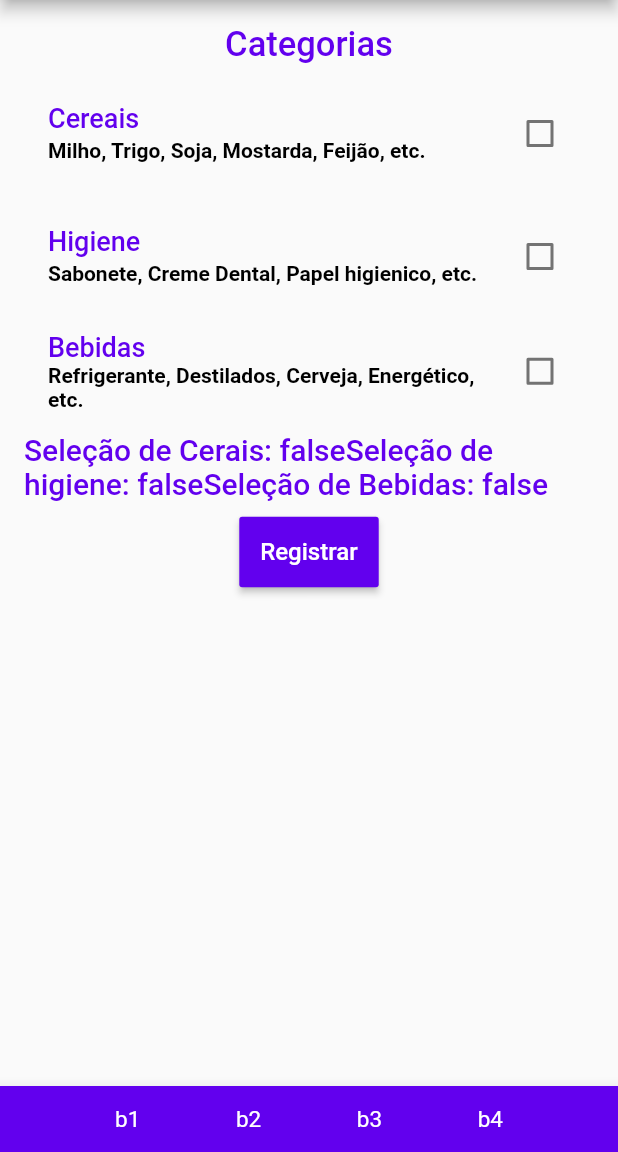
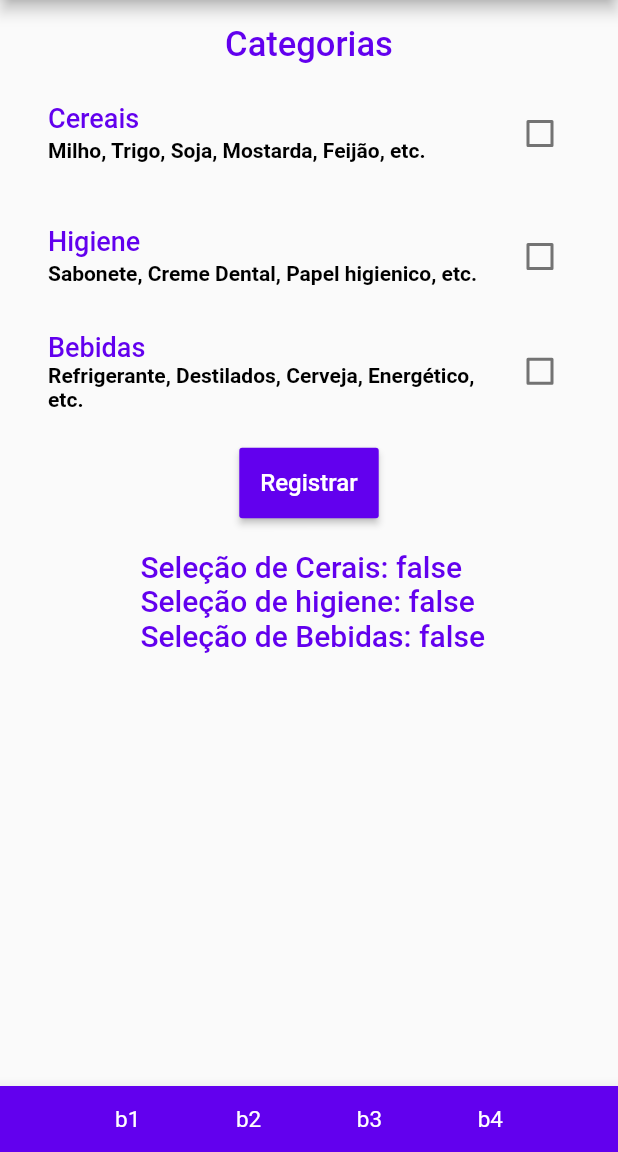
Before and after one commit to GuiQRSM/E-conomiz, a Flutter app: the screen it shows after launch, after a tap on "Registrar", on a phone screen of 412 x 824 dp, the part 84-1236 px from its top. Run offline on Flutter 3.47's test engine with Material 2 defaults, Android fonts, the phone set to English and light mode, and no system bars.

Commit message:
Adds a new dart file named RadioButtonFrame in the lib folder.

```diff
--- a/lib/CheckBoxFrame.dart
+++ b/lib/CheckBoxFrame.dart
@@ -104,22 +104,14 @@ class _CheckBoxFrameState extends State<CheckBoxFrame> {
                 },
              ),
             ),
-            Text(
-                "$_textShow",
-              style: TextStyle(
-                fontSize: 20,
-                fontWeight: FontWeight.w500,
-                color: primeColor,
-              ),
-            ),
-            Padding(padding: EdgeInsets.only(top: 10),
+            Padding(padding: EdgeInsets.only(top: 10, bottom: 10),
             child:  RaisedButton(
               padding: EdgeInsets.all(14),
               onPressed: (){
                 setState(() {
-                  this._textShow = "Seleção de Cerais: " + _selectedCereais.toString() +
-                      "Seleção de higiene: " + _selectedHigiene.toString() +
-                  "Seleção de Bebidas: " + _selectedBebidas.toString();
+                  this._textShow = " Seleção de Cerais: $_selectedCereais\n"
+                      " Seleção de higiene: $_selectedHigiene\n"
+                  " Seleção de Bebidas: $_selectedBebidas";
                 });
               },
               child: Text("Registrar",
@@ -130,6 +122,16 @@ class _CheckBoxFrameState extends State<CheckBoxFrame> {
                 ),),
               color: primeColor,
             ),),
+            Padding(padding: EdgeInsets.only(top:10, bottom: 13),
+            child: Text(
+              "$_textShow",
+              style: TextStyle(
+                fontSize: 20,
+                fontWeight: FontWeight.w500,
+                color: primeColor,
+              ),
+             ),
+            ),
           ],
         ),
       ),
--- /dev/null
+++ b/lib/RadioButtonFrame.dart
@@ -0,0 +1 @@
+import 'package:flutter/material.dart';
```
